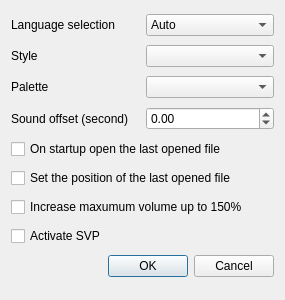
Old version of the form forms/settings_window.ui in the repository Communist02/AnimePlayer.
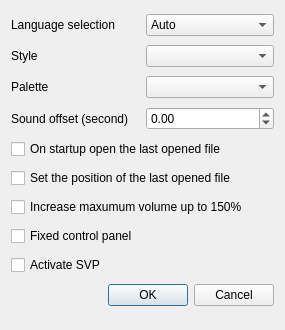
New version of the form. Icons and pictures are not drawn.

Commit message: Add fixed multimedia control panel option

```diff
--- a/forms/settings_window.ui
+++ b/forms/settings_window.ui
@@ -7,7 +7,7 @@
     <x>0</x>
     <y>0</y>
     <width>285</width>
-    <height>300</height>
+    <height>330</height>
    </rect>
   </property>
   <property name="windowTitle">
@@ -135,6 +135,16 @@
      </property>
     </widget>
    </item>
+   <item>
+    <widget class="QCheckBox" name="checkBox_fixed_control_panel">
+     <property name="cursor">
+      <cursorShape>PointingHandCursor</cursorShape>
+     </property>
+     <property name="text">
+      <string>Fixed control panel</string>
+     </property>
+    </widget>
+   </item>
    <item>
     <widget class="QCheckBox" name="svp">
      <property name="text">
```
Left out of the diff: 12 changed lines with no effect on the pictures. The commit also changes 6 other files.
